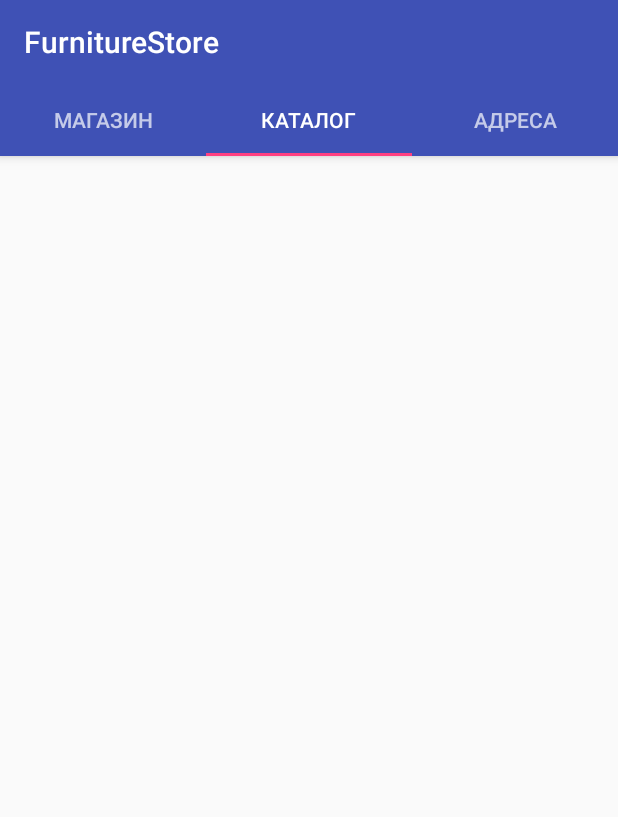
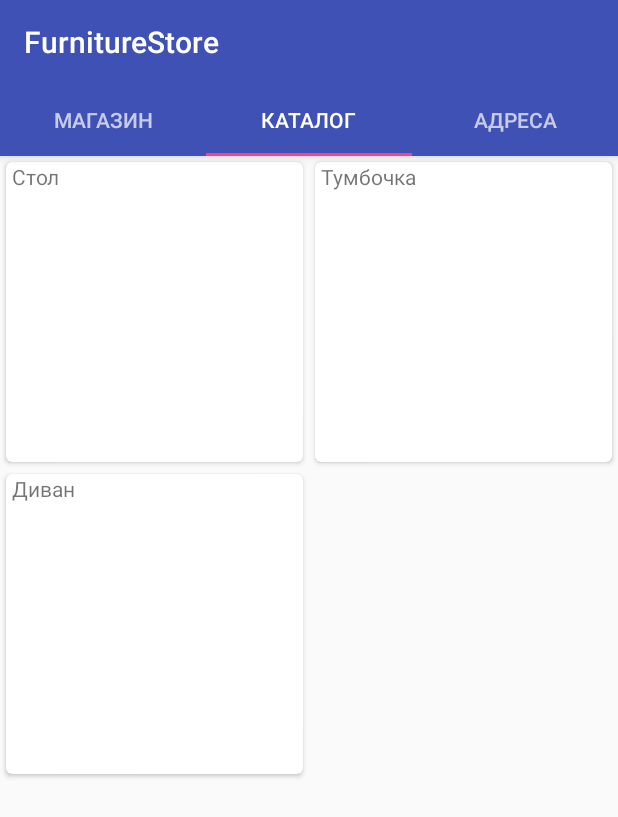
Before and after one commit to Marsssvolta/FurnitureStore, an Android app: the screen it shows after launch (MainActivity), tab 2 chosen, on a phone screen of 412 x 824 dp. Shown: the top 817 px of the screen. Run offline under Robolectric (Android 15) with nearby library versions, the phone set to English and light mode, and no system bars.

Commit message:
CatalogueFragment и CardView

```diff
--- a/app/build.gradle
+++ b/app/build.gradle
@@ -23,6 +23,7 @@ dependencies {
     implementation 'com.android.support:appcompat-v7:28.0.0'
     implementation 'com.android.support.constraint:constraint-layout:1.1.3'
     implementation 'com.android.support:design:28.0.0'
+    implementation 'com.android.support:cardview-v7:28.0.0'
     implementation 'com.android.support:recyclerview-v7:28.0.0'
     testImplementation 'junit:junit:4.12'
     androidTestImplementation 'com.android.support.test:runner:1.0.2'
--- a/app/src/main/java/com/marsssvolta/furniturestore/CatalogueFragment.java
+++ b/app/src/main/java/com/marsssvolta/furniturestore/CatalogueFragment.java
@@ -1,12 +1,16 @@
 package com.marsssvolta.furniturestore;
 
+import android.content.Context;
+import android.content.res.Resources;
 import android.os.Bundle;
 import android.support.annotation.NonNull;
 import android.support.v4.app.Fragment;
+import android.support.v7.widget.GridLayoutManager;
 import android.support.v7.widget.RecyclerView;
 import android.view.LayoutInflater;
 import android.view.View;
 import android.view.ViewGroup;
+import android.widget.TextView;
 
 public class CatalogueFragment extends Fragment {
 
@@ -14,7 +18,50 @@ public class CatalogueFragment extends Fragment {
     public View onCreateView(@NonNull LayoutInflater inflater, ViewGroup container, Bundle savedInstanceState) {
 
         RecyclerView catalogueRecycler = (RecyclerView) inflater.inflate(R.layout.fragment_catalogue, container, false);
+        CatalogueAdapter adapter = new CatalogueAdapter(catalogueRecycler.getContext());
+        catalogueRecycler.setAdapter(adapter);
+        catalogueRecycler.setHasFixedSize(true);
+        catalogueRecycler.setLayoutManager(new GridLayoutManager(getActivity(), 2));
 
         return catalogueRecycler;
     }
+
+    private class CatalogueHolder extends RecyclerView.ViewHolder {
+
+        TextView mName;
+
+        CatalogueHolder(LayoutInflater inflater, ViewGroup parent) {
+            super(inflater.inflate(R.layout.item_card, parent, false));
+
+            mName = itemView.findViewById(R.id.info_text);
+        }
+    }
+
+    private class CatalogueAdapter extends RecyclerView.Adapter<CatalogueHolder> {
+
+        private static final int LENGTH = 3;
+
+        private final String[] mNames;
+
+        CatalogueAdapter(Context context) {
+            Resources resources = context.getResources();
+            mNames = resources.getStringArray(R.array.names);
+        }
+
+        @NonNull
+        @Override
+        public CatalogueHolder onCreateViewHolder(@NonNull ViewGroup parent, int viewType) {
+            return new CatalogueHolder(LayoutInflater.from(parent.getContext()), parent);
+        }
+
+        @Override
+        public void onBindViewHolder(@NonNull CatalogueHolder holder, int position) {
+            holder.mName.setText(mNames[position % mNames.length]);
+        }
+
+        @Override
+        public int getItemCount() {
+            return LENGTH;
+        }
+    }
 }
--- a/app/src/main/res/layout/activity_main.xml
+++ b/app/src/main/res/layout/activity_main.xml
@@ -26,5 +26,6 @@
     <android.support.v4.view.ViewPager
         android:id="@+id/pager"
         android:layout_width="match_parent"
-        android:layout_height="match_parent" />
+        android:layout_height="match_parent"
+        app:layout_behavior="@string/appbar_scrolling_view_behavior" />
 </android.support.design.widget.CoordinatorLayout>
--- /dev/null
+++ b/app/src/main/res/layout/item_card.xml
@@ -0,0 +1,23 @@
+<?xml version="1.0" encoding="utf-8"?>
+<android.support.v7.widget.CardView xmlns:android="http://schemas.android.com/apk/res/android"
+    xmlns:card_view="http://schemas.android.com/apk/res-auto"
+    android:id="@+id/card_view"
+    android:layout_width="match_parent"
+    android:layout_height="200dp"
+    android:layout_margin="4dp"
+    card_view:cardCornerRadius="4dp"
+    card_view:cardElevation="2dp">
+
+    <LinearLayout
+        android:layout_width="match_parent"
+        android:layout_height="fill_parent"
+        android:orientation="vertical">
+
+        <TextView
+            android:id="@+id/info_text"
+            android:layout_width="match_parent"
+            android:layout_height="wrap_content"
+            android:layout_marginBottom="4dp"
+            android:layout_marginStart="4dp" />
+    </LinearLayout>
+</android.support.v7.widget.CardView>
--- /dev/null
+++ b/app/src/main/res/values/arrays.xml
@@ -0,0 +1,8 @@
+<?xml version="1.0" encoding="utf-8"?>
+<resources>
+    <string-array name="names">
+        <item>Стол</item>
+        <item>Тумбочка</item>
+        <item>Диван</item>
+    </string-array>
+</resources>
```
